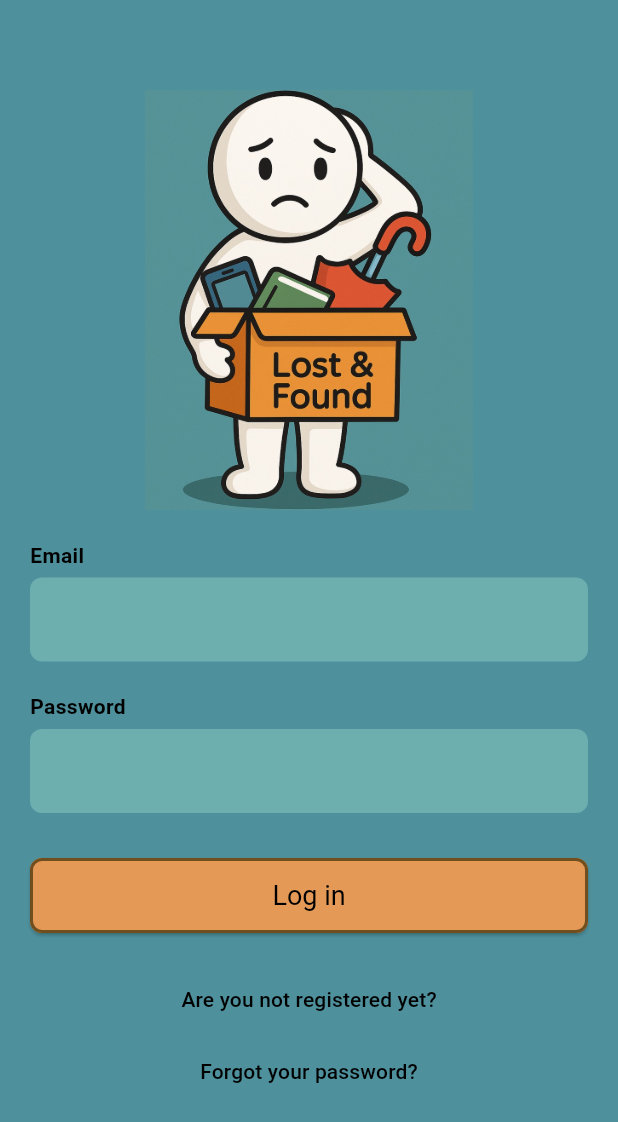
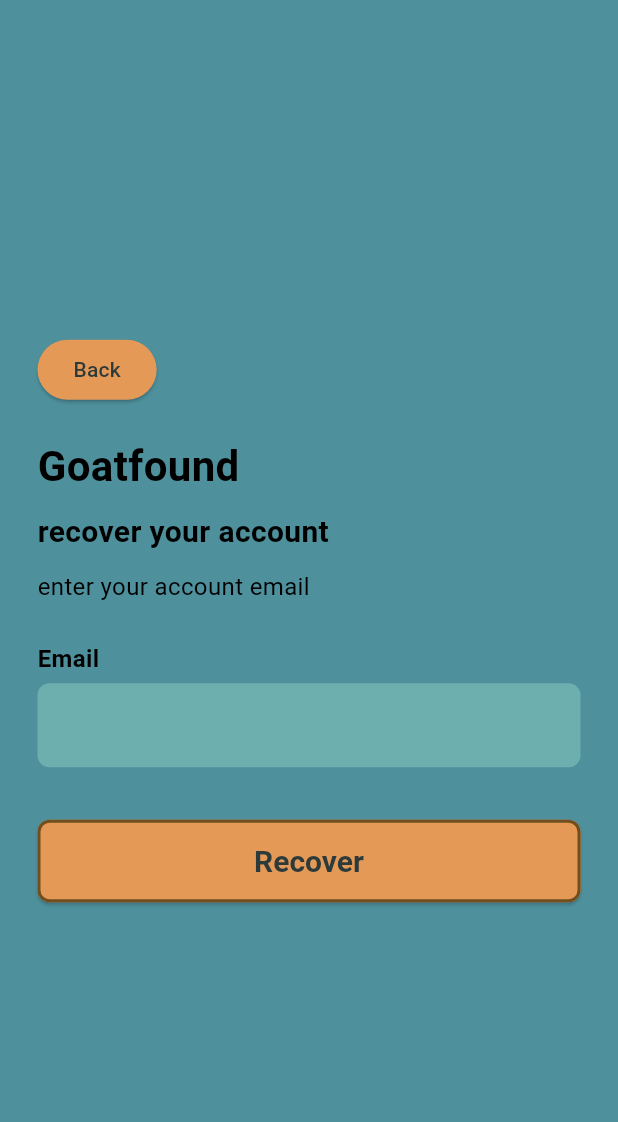
Before and after one commit to pontoandres/Group-16-LostAndFound, a Flutter app: the screen it shows after launch, after a tap on "Forgot your password?", on a phone screen of 412 x 824 dp. Shown: the top 1122 px of the screen. Run offline on Flutter 3.47's test engine with Material 3 defaults, Android fonts, the phone set to English and light mode, and no system bars; our stand-ins replace supabase_flutter; accounts and stored records are empty.

Commit message:
The screen to reset the user's password was created

```diff
--- /dev/null
+++ b/flutter_app/lib/presentation/forgot_password/forgot_password.dart
@@ -0,0 +1,158 @@
+import 'package:flutter/material.dart';
+import 'package:flutter_app/viewmodels/forgot_viewmodel/forgot_password_viewmodel.dart';
+import 'package:provider/provider.dart';
+
+class ForgotPasswordPage extends StatelessWidget {
+  const ForgotPasswordPage({super.key});
+
+  @override
+  Widget build(BuildContext context) {
+    return ChangeNotifierProvider(
+      create: (_) => ForgotPasswordViewModel(),
+      child: const _ForgotPasswordForm(),
+    );
+  }
+}
+
+class _ForgotPasswordForm extends StatelessWidget {
+  const _ForgotPasswordForm({super.key});
+
+  @override
+  Widget build(BuildContext context) {
+    final viewModel = Provider.of<ForgotPasswordViewModel>(context);
+
+    return Scaffold(
+      backgroundColor: const Color(0xFF4E919D),
+      body: Center(
+        child: SingleChildScrollView(
+          padding: const EdgeInsets.symmetric(horizontal: 25, vertical: 40),
+          child: Column(
+            crossAxisAlignment: CrossAxisAlignment.start,
+            children: [
+              Align(
+                alignment: Alignment.centerLeft,
+                child: ElevatedButton(
+                  onPressed: () {
+                    Navigator.pushNamed(context, '/login');
+                  },
+                  style: ElevatedButton.styleFrom(
+                    backgroundColor: const Color(0xFFE49957),
+                    foregroundColor: const Color(0xFF2D3A3A),
+                  ),
+                  child: const Text("Back"),
+                ),
+              ),
+              const SizedBox(height: 20),
+
+              const Text(
+                "Goatfound",
+                style: TextStyle(
+                  fontSize: 28,
+                  fontWeight: FontWeight.bold,
+                  color: Colors.black,
+                ),
+              ),
+              const SizedBox(height: 10),
+
+              const Text(
+                "recover your account",
+                style: TextStyle(
+                  fontSize: 20,
+                  fontWeight: FontWeight.w600,
+                  color: Colors.black,
+                ),
+              ),
+              const SizedBox(height: 10),
+
+              const Text(
+                "enter your account email",
+                style: TextStyle(fontSize: 16, color: Colors.black),
+              ),
+              const SizedBox(height: 25),
+
+              const Text("Email", style: _labelStyle),
+              const SizedBox(height: 5),
+              _buildTextField(
+                controller: viewModel.emailController,
+                hint: "youremail@account.com",
+              ),
+              const SizedBox(height: 35),
+
+              SizedBox(
+                width: double.infinity,
+                height: 55,
+                child: ElevatedButton(
+                  onPressed: viewModel.isLoading
+                      ? null
+                      : () async {
+                          final success = await viewModel.sendRecoveryEmail();
+                          if (context.mounted) {
+                            if (success) {
+                              ScaffoldMessenger.of(context).showSnackBar(
+                                const SnackBar(
+                                  content: Text('Se ha enviado un correo de recuperación.'),
+                                ),
+                              );
+                              Navigator.pushNamed(context, '/login');
+                            } else {
+                              ScaffoldMessenger.of(context).showSnackBar(
+                                SnackBar(
+                                  content: Text(viewModel.errorMessage ?? 'Error'),
+                                ),
+                              );
+                            }
+                          }
+                        },
+                  style: ElevatedButton.styleFrom(
+                    backgroundColor: const Color(0xFFE49957),
+                    foregroundColor: const Color(0xFF2D3A3A),
+                    textStyle: const TextStyle(
+                      fontSize: 20,
+                      fontWeight: FontWeight.w600,
+                    ),
+                    shape: RoundedRectangleBorder(
+                      borderRadius: BorderRadius.circular(8),
+                      side: const BorderSide(
+                        color: Color(0xFF714E1E),
+                        width: 2,
+                      ),
+                    ),
+                  ),
+                  child: viewModel.isLoading
+                      ? const CircularProgressIndicator(color: Colors.black)
+                      : const Text("Recover"),
+                ),
+              ),
+            ],
+          ),
+        ),
+      ),
+    );
+  }
+
+  Widget _buildTextField({
+    required TextEditingController controller,
+    required String hint,
+  }) {
+    return TextField(
+      controller: controller,
+      style: const TextStyle(color: Color(0xFF2D3A3A)),
+      decoration: InputDecoration(
+        hintText: hint,
+        hintStyle: const TextStyle(color: Color(0xFF6DAEAE)),
+        filled: true,
+        fillColor: const Color(0xFF6DAEAE),
+        border: OutlineInputBorder(
+          borderRadius: BorderRadius.circular(8),
+          borderSide: BorderSide.none,
+        ),
+      ),
+    );
+  }
+}
+
+const TextStyle _labelStyle = TextStyle(
+  fontWeight: FontWeight.bold,
+  fontSize: 16,
+  color: Colors.black,
+);
--- a/flutter_app/lib/routes/app_routes.dart
+++ b/flutter_app/lib/routes/app_routes.dart
@@ -1,7 +1,7 @@
 import 'package:flutter/material.dart';
 import '../presentation/login/login_page.dart';
 import '../presentation/register/register_page.dart';
-//import '../presentation/forgot_password/forgot_password.dart';
+import '../presentation/forgot_password/forgot_password.dart';
 import '../presentation/feed/feed_page.dart';
 import '../presentation/lost_report/lost_report_page.dart';
 import '../presentation/found_report/found_report_page.dart';
@@ -22,7 +22,8 @@ class AppRoutes {
     return {
       login: (context) => const LoginPage(),
       //register: (context) => const RegisterPage(),
-      //forgot_password: (context) => const ForgotPasswordPage(),
+      forgot_password: (context) => const ForgotPasswordPage(),
+
       //feed: (context) => const FeedPage(),
       //lostReport: (context) => const LostReportPage(),
       //foundReport: (context) => const FoundReportPage(),
--- /dev/null
+++ b/flutter_app/lib/viewmodels/forgot_viewmodel/forgot_password_viewmodel.dart
@@ -0,0 +1,39 @@
+import 'package:flutter/material.dart';
+import 'package:flutter_app/services/supabase_auth_service.dart';
+import 'package:supabase_flutter/supabase_flutter.dart';
+
+class ForgotPasswordViewModel extends ChangeNotifier {
+  final emailController = TextEditingController();
+  final SupabaseAuthService _authService = SupabaseAuthService();
+
+  bool isLoading = false;
+  String? errorMessage;
+
+  Future<bool> sendRecoveryEmail() async {
+    final email = emailController.text.trim();
+
+    try {
+      isLoading = true;
+      errorMessage = null;
+      notifyListeners();
+
+      await _authService.resetPassword(email);
+      return true;
+    } on AuthException catch (e) {
+      errorMessage = e.message;
+      return false;
+    } catch (_) {
+      errorMessage = 'Unexpected error during password recovery';
+      return false;
+    } finally {
+      isLoading = false;
+      notifyListeners();
+    }
+  }
+
+  @override
+  void dispose() {
+    emailController.dispose();
+    super.dispose();
+  }
+}
```
